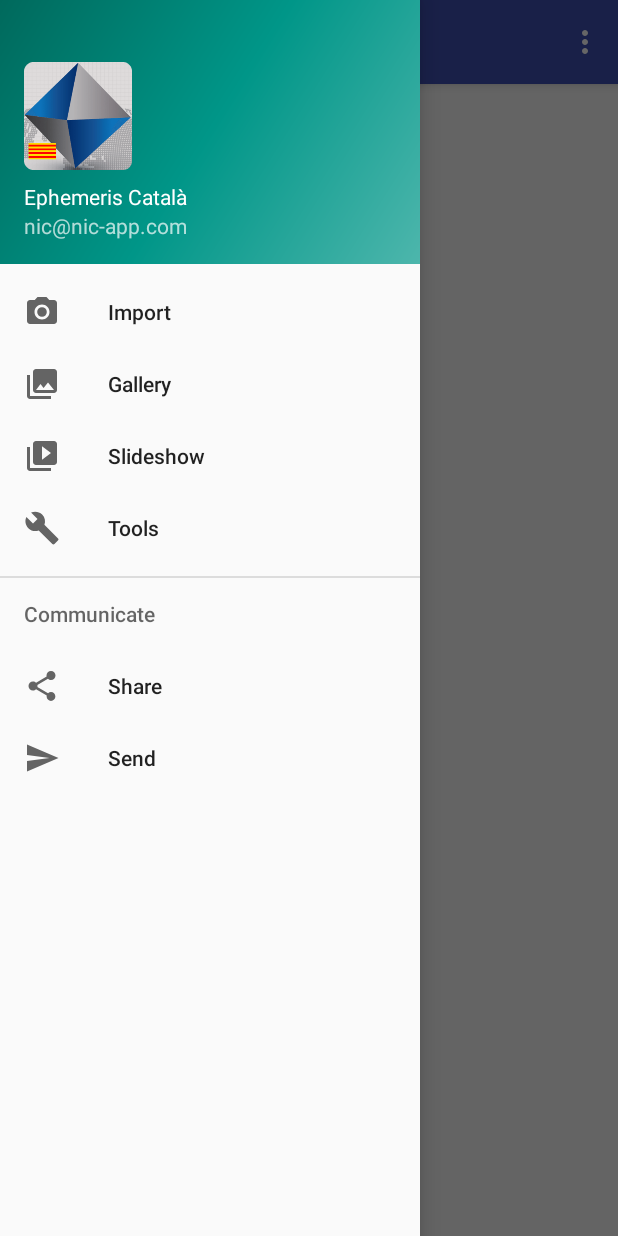
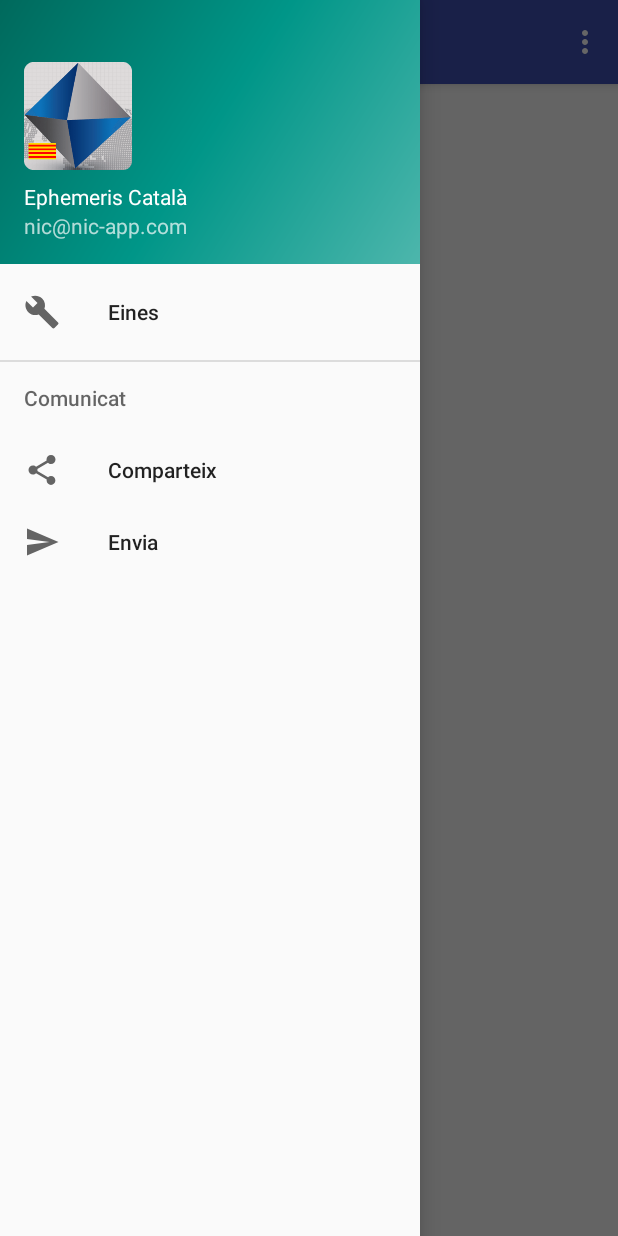
Before and after one commit to Efraimcat/EphemerisCatala_V210, an Android app: the screen it shows after launch (MainActivity), with the side drawer open, on a phone screen of 412 x 824 dp. Run offline under Robolectric (Android 15) with nearby library versions, the phone set to English and light mode, and no system bars; our stand-ins replace AdMob.

Commit message:
boto enviar

```diff
--- a/app/build.gradle
+++ b/app/build.gradle
@@ -23,8 +23,14 @@ dependencies {
     implementation 'com.android.support:appcompat-v7:26.1.0'
     implementation 'com.android.support:design:26.1.0'
     implementation 'com.android.support.constraint:constraint-layout:1.0.2'
+    implementation 'com.google.firebase:firebase-core:11.6.0'
+    implementation 'com.google.firebase:firebase-messaging:11.6.0'
     testImplementation 'junit:junit:4.12'
     androidTestImplementation 'com.android.support.test:runner:1.0.1'
     androidTestImplementation 'com.android.support.test.espresso:espresso-core:3.0.1'
     compile 'com.google.android.gms:play-services-ads:11.6.0'
 }
+
+
+
+apply plugin: 'com.google.gms.google-services'
--- a/app/src/main/java/com/nicapp/EphemerisCatala_2/MainActivity.java
+++ b/app/src/main/java/com/nicapp/EphemerisCatala_2/MainActivity.java
@@ -1,5 +1,6 @@
 package com.nicapp.EphemerisCatala_2;
 
+import android.content.Intent;
 import android.os.Bundle;
 import android.support.design.widget.FloatingActionButton;
 import android.support.design.widget.Snackbar;
@@ -21,6 +22,7 @@ import com.google.android.gms.ads.AdRequest;
 import com.google.android.gms.ads.InterstitialAd;
 import com.google.android.gms.ads.MobileAds;
 import com.google.android.gms.ads.AdView;
+import com.google.firebase.analytics.FirebaseAnalytics;
 
 public class MainActivity extends AppCompatActivity
         implements NavigationView.OnNavigationItemSelectedListener {
@@ -28,6 +30,7 @@ public class MainActivity extends AppCompatActivity
     private WebView mWebView;
     private AdView mAdView;
     private InterstitialAd mInterstitialAd;
+    private FirebaseAnalytics mFirebaseAnalytics;
 
     @Override
     protected void onCreate(Bundle savedInstanceState) {
@@ -38,15 +41,6 @@ public class MainActivity extends AppCompatActivity
         Toolbar toolbar = (Toolbar) findViewById(R.id.toolbar);
         setSupportActionBar(toolbar);
 
-//        FloatingActionButton fab = (FloatingActionButton) findViewById(R.id.fab);
-//        fab.setOnClickListener(new View.OnClickListener() {
-//            @Override
-//            public void onClick(View view) {
-//                Snackbar.make(view, R.string.BotoCorreo, Snackbar.LENGTH_LONG)
-//                        .setAction("Action", null).show();
-//            }
-//        });
-
         DrawerLayout drawer = (DrawerLayout) findViewById(R.id.drawer_layout);
         ActionBarDrawerToggle toggle = new ActionBarDrawerToggle(
                 this, drawer, toolbar, R.string.navigation_drawer_open, R.string.navigation_drawer_close);
@@ -55,7 +49,8 @@ public class MainActivity extends AppCompatActivity
 
         NavigationView navigationView = (NavigationView) findViewById(R.id.nav_view);
         navigationView.setNavigationItemSelectedListener(this);
-//
+//  Firebase Analytics
+        mFirebaseAnalytics = FirebaseAnalytics.getInstance(this);
 //  Sample AdMob app ID: ca-app-pub-3940256099942544~3347511713
         MobileAds.initialize(this, "ca-app-pub-8256835306478664~9754224490");
 //  AdMob Banner
@@ -80,6 +75,12 @@ public class MainActivity extends AppCompatActivity
         mWebView.loadUrl("https://ephemeris.cat");
 //  Force links and redirects to open in the WebView instead of in a browser
         mWebView.setWebViewClient(new WebViewClient());
+//
+        Bundle bundle = new Bundle();
+        bundle.putString(FirebaseAnalytics.Param.ITEM_ID, "MY_ITEM_ID-Catala");
+        bundle.putString(FirebaseAnalytics.Param.ITEM_NAME, "MY_ITEM_NAME-Catala");
+        bundle.putString(FirebaseAnalytics.Param.CONTENT_TYPE, "MY_CONTENT_TYPE-Catala");
+        mFirebaseAnalytics.logEvent(FirebaseAnalytics.Event.SELECT_CONTENT, bundle);
     }
 
     public void displayInterstitial() {
@@ -133,17 +134,17 @@ public class MainActivity extends AppCompatActivity
         // Handle navigation view item clicks here.
         int id = item.getItemId();
 
-        if (id == R.id.nav_camera) {
-            // Handle the camera action
-        } else if (id == R.id.nav_gallery) {
-
-        } else if (id == R.id.nav_slideshow) {
-
-        } else if (id == R.id.nav_manage) {
-
+        if (id == R.id.nav_manage) {
+            // Handle
         } else if (id == R.id.nav_share) {
 
         } else if (id == R.id.nav_send) {
+
+            Intent sendIntent = new Intent();
+            sendIntent.setAction(Intent.ACTION_SEND);
+            sendIntent.putExtra(Intent.EXTRA_TEXT, "https://play.google.com/store/apps/details?id=com.nicapp.EphemerisCatala_2");
+            sendIntent.setType("text/plain");
+            startActivity(sendIntent);
 
         }
 
--- a/app/src/main/res/menu/activity_main_drawer.xml
+++ b/app/src/main/res/menu/activity_main_drawer.xml
@@ -1,10 +1,11 @@
 <?xml version="1.0" encoding="utf-8"?>
 <menu xmlns:android="http://schemas.android.com/apk/res/android"
+    xmlns:app="http://schemas.android.com/apk/res-auto"
     xmlns:tools="http://schemas.android.com/tools"
     tools:showIn="navigation_view">
 
     <group android:checkableBehavior="single">
-        <item
+<!--        <item
             android:id="@+id/nav_camera"
             android:icon="@drawable/ic_menu_camera"
             android:title="Import" />
@@ -15,23 +16,24 @@
         <item
             android:id="@+id/nav_slideshow"
             android:icon="@drawable/ic_menu_slideshow"
-            android:title="Slideshow" />
+            android:title="Slideshow" /> -->
         <item
             android:id="@+id/nav_manage"
             android:icon="@drawable/ic_menu_manage"
-            android:title="Tools" />
+            android:title="Eines" />
     </group>
 
-    <item android:title="Communicate">
+    <item android:title="Comunicat">
         <menu>
             <item
                 android:id="@+id/nav_share"
                 android:icon="@drawable/ic_menu_share"
-                android:title="Share" />
+                android:title="Comparteix"
+                 />
             <item
                 android:id="@+id/nav_send"
                 android:icon="@drawable/ic_menu_send"
-                android:title="Send" />
+                android:title="Envia" />
         </menu>
     </item>
 
--- a/app/src/main/res/values/strings.xml
+++ b/app/src/main/res/values/strings.xml
@@ -4,6 +4,6 @@
     <string name="navigation_drawer_open">Open navigation drawer</string>
     <string name="navigation_drawer_close">Close navigation drawer</string>
 
-    <string name="action_settings">Settings</string>
+    <string name="action_settings">Ephemeris</string>
     <string name="BotoCorreo">Enviar un correo</string>
 </resources>
```
